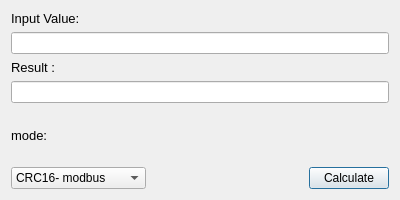
This is dialog.ui in mohsennaz/QT_Checksum_Checker as Qt 5 draws it before an edit. The edited form follows.
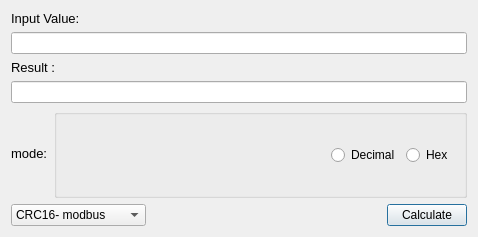
This is the edited form.

Commit message: add radio buttons for chose hex or dec type of input value

Diff of the .ui file:
```diff
--- a/dialog.ui
+++ b/dialog.ui
@@ -6,8 +6,8 @@
    <rect>
     <x>0</x>
     <y>0</y>
-    <width>400</width>
-    <height>200</height>
+    <width>478</width>
+    <height>237</height>
    </rect>
   </property>
   <property name="windowTitle">
@@ -49,6 +49,8 @@
     </layout>
    </item>
    <item>
+    <layout class="QHBoxLayout" name="horizontalLayout_3">
+     <item>
     <widget class="QLabel" name="label_4">
      <property name="font">
       <font>
@@ -59,6 +61,44 @@
       <string>mode:</string>
      </property>
     </widget>
+     </item>
+     <item>
+      <widget class="QGroupBox" name="groupBox">
+       <property name="title">
+        <string/>
+       </property>
+       <layout class="QHBoxLayout" name="horizontalLayout_2">
+        <item>
+         <spacer name="horizontalSpacer_2">
+          <property name="orientation">
+           <enum>Qt::Horizontal</enum>
+          </property>
+          <property name="sizeHint" stdset="0">
+           <size>
+            <width>40</width>
+            <height>20</height>
+           </size>
+          </property>
+         </spacer>
+        </item>
+        <item>
+         <widget class="QRadioButton" name="radioButton_2">
+          <property name="text">
+           <string>Decimal</string>
+          </property>
+         </widget>
+        </item>
+        <item>
+         <widget class="QRadioButton" name="radioButton">
+          <property name="text">
+           <string>Hex</string>
+          </property>
+         </widget>
+        </item>
+       </layout>
+      </widget>
+     </item>
+    </layout>
    </item>
    <item>
     <layout class="QHBoxLayout" name="horizontalLayout">
```
Lines whose indentation alone changed are shown as unchanged.
